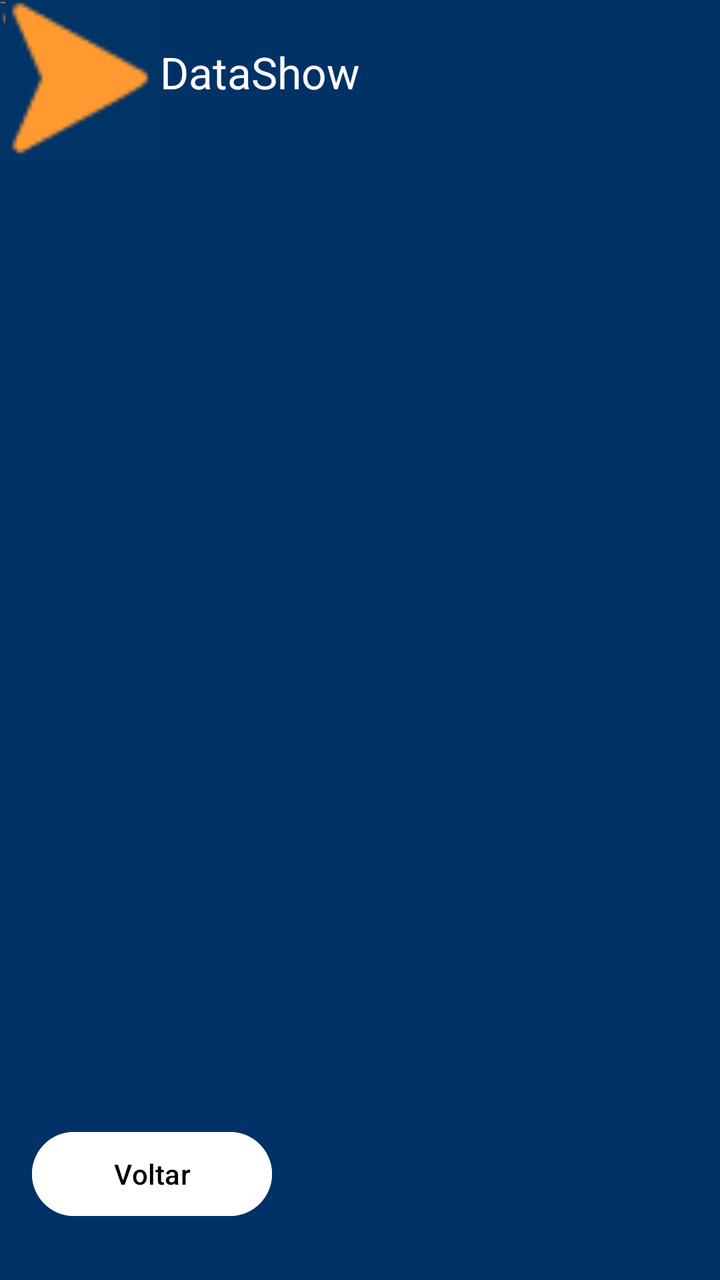
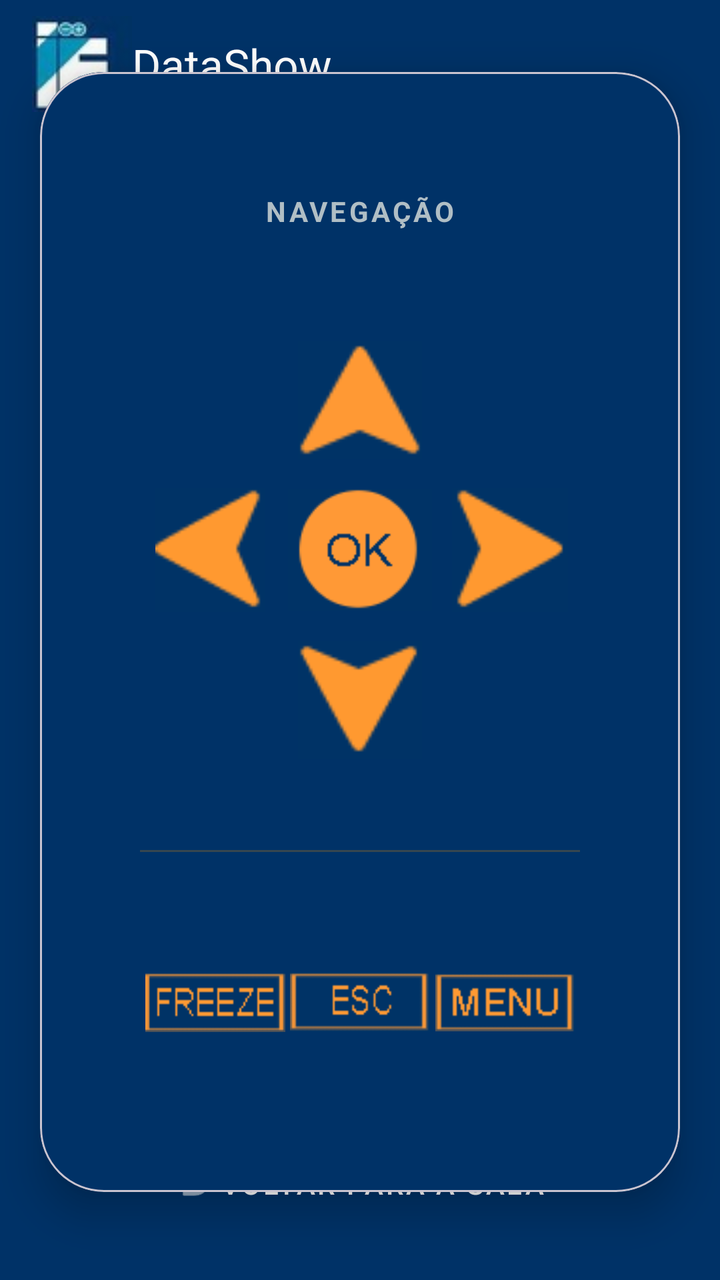

The first picture is an Android layout as it rendered before a commit; the second is the same layout after the commit. The layout source and the unified diff follow.
<!-- AndroidManifest.xml: application theme Theme.IFControl3 -->
<!-- res/layout/activity_datashow.xml -->
<?xml version="1.0" encoding="utf-8"?>
<androidx.constraintlayout.widget.ConstraintLayout xmlns:android="http://schemas.android.com/apk/res/android"
    xmlns:app="http://schemas.android.com/apk/res-auto"
    xmlns:tools="http://schemas.android.com/tools"
    android:layout_width="match_parent"
    android:layout_height="match_parent"
    android:background="@color/ifcontrolpanel"
    tools:context=".MenuActivity">

    <androidx.appcompat.widget.Toolbar
        android:id="@+id/toolbar"
        android:layout_width="match_parent"
        android:layout_height="wrap_content"
        android:layout_marginTop="4dp"
        android:background="?attr/colorPrimary"
        android:theme="@style/ThemeOverlay.AppCompat.Dark.ActionBar"
        app:layout_constraintTop_toTopOf="parent"
        app:logo="@drawable/ifcontrol3_logo"
        app:popupTheme="@style/ThemeOverlay.AppCompat.Light"
        app:title="DataShow"
        app:titleMarginStart="30dp"
        tools:layout_editor_absoluteX="0dp" />

    <ImageView
        android:id="@+id/imageViewOK"
        android:layout_width="80dp"
        android:layout_height="80dp"
        app:srcCompat="@drawable/ok"
        tools:ignore="MissingConstraints"
        tools:layout_editor_absoluteX="158dp"
        tools:layout_editor_absoluteY="288dp" />

    <ImageView
        android:id="@+id/imageViewMenu"
        android:layout_width="wrap_content"
        android:layout_height="wrap_content"
        app:srcCompat="@drawable/menu"
        tools:ignore="MissingConstraints"
        tools:layout_editor_absoluteX="245dp"
        tools:layout_editor_absoluteY="491dp" />

    <ImageView
        android:id="@+id/imageViewFreeze"
        android:layout_width="wrap_content"
        android:layout_height="wrap_content"
        app:srcCompat="@drawable/freeze"
        tools:ignore="MissingConstraints"
        tools:layout_editor_absoluteX="86dp"
        tools:layout_editor_absoluteY="492dp" />

    <ImageView
        android:id="@+id/imageViewEsc"
        android:layout_width="wrap_content"
        android:layout_height="wrap_content"
        app:srcCompat="@drawable/esc"
        tools:ignore="MissingConstraints"
        tools:layout_editor_absoluteX="166dp"
        tools:layout_editor_absoluteY="491dp" />

    <ImageView
        android:id="@+id/imageViewCima"
        android:layout_width="80dp"
        android:layout_height="80dp"
        app:srcCompat="@drawable/para_cima"
        tools:ignore="MissingConstraints"
        tools:layout_editor_absoluteX="158dp"
        tools:layout_editor_absoluteY="201dp" />

    <ImageView
        android:id="@+id/imageViewBaixo"
        android:layout_width="80dp"
        android:layout_height="80dp"
        app:srcCompat="@drawable/para_baixo"
        tools:ignore="MissingConstraints"
        tools:layout_editor_absoluteX="158dp"
        tools:layout_editor_absoluteY="371dp" />

    <ImageView
        android:id="@+id/imageViewEsquerda"
        android:layout_width="80dp"
        android:layout_height="80dp"
        app:srcCompat="@drawable/esquerda"
        tools:ignore="MissingConstraints"
        tools:layout_editor_absoluteX="72dp"
        tools:layout_editor_absoluteY="288dp" />

    <ImageView
        android:id="@+id/imageViewDireita"
        android:layout_width="80dp"
        android:layout_height="80dp"
        app:srcCompat="@drawable/direita"
        tools:ignore="MissingConstraints"
        tools:layout_editor_absoluteX="243dp"
        tools:layout_editor_absoluteY="288dp" />

    <Button
        android:id="@+id/buttonVoltar"
        android:layout_width="120dp"
        android:layout_height="50dp"
        android:layout_marginStart="16dp"
        android:layout_marginBottom="28dp"
        android:backgroundTint="@color/white"
        android:text="Voltar"
        android:textColor="@color/black"
        app:layout_constraintBottom_toBottomOf="parent"
        app:layout_constraintStart_toStartOf="parent"
        tools:ignore="MissingConstraints" />

</androidx.constraintlayout.widget.ConstraintLayout>
<!-- resources referenced by this layout -->
<resources>
  <color name="black">#FF000000</color>
  <color name="ifcontrolpanel">#003267</color>
  <color name="white">#FFFFFFFF</color>
  <!-- drawable direita: png bitmap (drawable, 656 bytes) -->
  <!-- drawable esc: png bitmap (drawable, 386 bytes) -->
  <!-- drawable esquerda: png bitmap (drawable, 629 bytes) -->
  <!-- drawable freeze: png bitmap (drawable, 424 bytes) -->
  <!-- drawable ifcontrol3_logo: jpg bitmap (drawable, 1687 bytes) -->
  <!-- drawable menu: png bitmap (drawable, 441 bytes) -->
  <!-- drawable ok: png bitmap (drawable, 1532 bytes) -->
  <!-- drawable para_baixo: png bitmap (drawable, 661 bytes) -->
  <!-- drawable para_cima: png bitmap (drawable, 661 bytes) -->
  <style name="Theme.IFControl3" parent="Base.Theme.IFControl3" />
  <style name="Base.Theme.IFControl3" parent="Theme.Material3.DayNight.NoActionBar">
          <item name="colorPrimary">@color/ifcontrolpanel</item>
          <item name="android:actionMenuTextColor">@color/white</item>
          
          
      </style>
</resources>

<!-- the commit's change to res/layout/activity_datashow.xml (unified diff, before → after) -->
@@ -1,5 +1,6 @@
 <?xml version="1.0" encoding="utf-8"?>
-<androidx.constraintlayout.widget.ConstraintLayout xmlns:android="http://schemas.android.com/apk/res/android"
+<androidx.constraintlayout.widget.ConstraintLayout
+    xmlns:android="http://schemas.android.com/apk/res/android"
     xmlns:app="http://schemas.android.com/apk/res-auto"
     xmlns:tools="http://schemas.android.com/tools"
     android:layout_width="match_parent"
@@ -10,100 +11,193 @@
     <androidx.appcompat.widget.Toolbar
         android:id="@+id/toolbar"
         android:layout_width="match_parent"
-        android:layout_height="wrap_content"
-        android:layout_marginTop="4dp"
+        android:layout_height="?attr/actionBarSize"
         android:background="?attr/colorPrimary"
         android:theme="@style/ThemeOverlay.AppCompat.Dark.ActionBar"
+        android:elevation="4dp"
         app:layout_constraintTop_toTopOf="parent"
         app:logo="@drawable/ifcontrol3_logo"
-        app:popupTheme="@style/ThemeOverlay.AppCompat.Light"
         app:title="DataShow"
-        app:titleMarginStart="30dp"
-        tools:layout_editor_absoluteX="0dp" />
-
-    <ImageView
-        android:id="@+id/imageViewOK"
-        android:layout_width="80dp"
-        android:layout_height="80dp"
-        app:srcCompat="@drawable/ok"
-        tools:ignore="MissingConstraints"
-        tools:layout_editor_absoluteX="158dp"
-        tools:layout_editor_absoluteY="288dp" />
-
-    <ImageView
-        android:id="@+id/imageViewMenu"
+        app:titleTextColor="@android:color/white"
+        app:popupTheme="@style/ThemeOverlay.AppCompat.Light" />
+
+    <com.google.android.material.card.MaterialCardView
+        android:id="@+id/cardRemoteBody"
         android:layout_width="wrap_content"
         android:layout_height="wrap_content"
-        app:srcCompat="@drawable/menu"
-        tools:ignore="MissingConstraints"
-        tools:layout_editor_absoluteX="245dp"
-        tools:layout_editor_absoluteY="491dp" />
-
-    <ImageView
-        android:id="@+id/imageViewFreeze"
+        app:cardBackgroundColor="#263238"
+        app:cardCornerRadius="32dp"
+        app:cardElevation="12dp"
+        app:layout_constraintBottom_toTopOf="@id/buttonVoltar"
+        app:layout_constraintEnd_toEndOf="parent"
+        app:layout_constraintStart_toStartOf="parent"
+        app:layout_constraintTop_toBottomOf="@id/toolbar"
+        app:layout_constraintVertical_bias="0.5">
+
+        <androidx.constraintlayout.widget.ConstraintLayout
+            android:layout_width="wrap_content"
+            android:layout_height="wrap_content"
+            android:paddingHorizontal="50dp"
+            android:paddingVertical="60dp"
+            android:background="@color/ifcontrolpanel">
+
+
+            <TextView
+                android:id="@+id/lblTitle"
+                android:layout_width="wrap_content"
+                android:layout_height="wrap_content"
+                android:text="NAVEGAÇÃO"
+                android:textColor="#B0BEC5"
+                android:textSize="14sp"
+                android:letterSpacing="0.1"
+                android:textStyle="bold"
+                app:layout_constraintEnd_toEndOf="parent"
+                app:layout_constraintStart_toStartOf="parent"
+                app:layout_constraintTop_toTopOf="parent" />
+
+            <ImageView
+                android:id="@+id/imageViewOK"
+                android:layout_width="80dp"
+                android:layout_height="80dp"
+                android:layout_marginTop="120dp"
+                android:clickable="true"
+                android:focusable="true"
+                android:background="?attr/selectableItemBackgroundBorderless"
+                android:contentDescription="Confirmar seleção"
+                android:padding="4dp"
+                app:srcCompat="@drawable/ok"
+                app:layout_constraintEnd_toEndOf="parent"
+                app:layout_constraintStart_toStartOf="parent"
+                app:layout_constraintTop_toBottomOf="@+id/lblTitle"
+                />
+
+            <ImageView
+                android:id="@+id/imageViewCima"
+                android:layout_width="70dp"
+                android:layout_height="70dp"
+                android:clickable="true"
+                android:focusable="true"
+                android:background="?attr/selectableItemBackgroundBorderless"
+                android:contentDescription="Mover para Cima"
+                android:padding="4dp"
+                app:srcCompat="@drawable/para_cima"
+                app:layout_constraintBottom_toTopOf="@+id/imageViewOK"
+                app:layout_constraintEnd_toEndOf="@+id/imageViewOK"
+                app:layout_constraintStart_toStartOf="@+id/imageViewOK" />
+
+            <ImageView
+                android:id="@+id/imageViewBaixo"
+                android:layout_width="70dp"
+                android:layout_height="70dp"
+                android:clickable="true"
+                android:focusable="true"
+                android:background="?attr/selectableItemBackgroundBorderless"
+                android:contentDescription="Mover para Baixo"
+                android:padding="4dp"
+                app:srcCompat="@drawable/para_baixo"
+                app:layout_constraintEnd_toEndOf="@+id/imageViewOK"
+                app:layout_constraintStart_toStartOf="@+id/imageViewOK"
+                app:layout_constraintTop_toBottomOf="@+id/imageViewOK" />
+
+            <ImageView
+                android:id="@+id/imageViewEsquerda"
+                android:layout_width="70dp"
+                android:layout_height="70dp"
+                android:clickable="true"
+                android:focusable="true"
+                android:background="?attr/selectableItemBackgroundBorderless"
+                android:contentDescription="Mover para Esquerda"
+                android:padding="4dp"
+                app:srcCompat="@drawable/esquerda"
+                app:layout_constraintBottom_toBottomOf="@+id/imageViewOK"
+                app:layout_constraintEnd_toStartOf="@+id/imageViewOK"
+                app:layout_constraintTop_toTopOf="@+id/imageViewOK" />
+
+            <ImageView
+                android:id="@+id/imageViewDireita"
+                android:layout_width="70dp"
+                android:layout_height="70dp"
+                android:clickable="true"
+                android:focusable="true"
+                android:background="?attr/selectableItemBackgroundBorderless"
+                android:contentDescription="Mover para Direita"
+                android:padding="4dp"
+                app:srcCompat="@drawable/direita"
+                app:layout_constraintBottom_toBottomOf="@+id/imageViewOK"
+                app:layout_constraintStart_toEndOf="@+id/imageViewOK"
+                app:layout_constraintTop_toTopOf="@+id/imageViewOK" />
+
+            <View
+                android:id="@+id/divider"
+                android:layout_width="0dp"
+                android:layout_height="1dp"
+                android:layout_marginTop="40dp"
+                android:background="#37474F"
+                app:layout_constraintEnd_toEndOf="parent"
+                app:layout_constraintStart_toStartOf="parent"
+                app:layout_constraintTop_toBottomOf="@id/imageViewBaixo" />
+
+            <ImageView
+                android:id="@+id/imageViewFreeze"
+                android:layout_width="70dp"
+                android:layout_height="70dp"
+                android:layout_marginTop="40dp"
+                android:clickable="true"
+                android:focusable="true"
+                android:background="?attr/selectableItemBackgroundBorderless"
+                android:contentDescription="Congelar imagem"
+                android:tooltipText="Congelar"
+                app:srcCompat="@drawable/freeze"
+                app:layout_constraintEnd_toStartOf="@+id/imageViewEsc"
+                app:layout_constraintHorizontal_chainStyle="spread"
+                app:layout_constraintStart_toStartOf="parent"
+                app:layout_constraintTop_toBottomOf="@+id/divider" />
+
+            <ImageView
+                android:id="@+id/imageViewEsc"
+                android:layout_width="70dp"
+                android:layout_height="70dp"
+                android:clickable="true"
+                android:focusable="true"
+                android:background="?attr/selectableItemBackgroundBorderless"
+                android:contentDescription="Sair"
+                android:tooltipText="Sair"
+                app:srcCompat="@drawable/esc"
+                app:layout_constraintBottom_toBottomOf="@+id/imageViewFreeze"
+                app:layout_constraintEnd_toStartOf="@+id/imageViewMenu"
+                app:layout_constraintStart_toEndOf="@+id/imageViewFreeze"
+                app:layout_constraintTop_toTopOf="@+id/imageViewFreeze" />
+
+            <ImageView
+                android:id="@+id/imageViewMenu"
+                android:layout_width="70dp"
+                android:layout_height="70dp"
+                android:clickable="true"
+                android:focusable="true"
+                android:background="?attr/selectableItemBackgroundBorderless"
+                android:contentDescription="Abrir Menu"
+                android:tooltipText="Menu"
+                app:srcCompat="@drawable/menu"
+                app:layout_constraintBottom_toBottomOf="@+id/imageViewFreeze"
+                app:layout_constraintEnd_toEndOf="parent"
+                app:layout_constraintStart_toEndOf="@+id/imageViewEsc"
+                app:layout_constraintTop_toTopOf="@+id/imageViewFreeze" />
+
+        </androidx.constraintlayout.widget.ConstraintLayout>
+    </com.google.android.material.card.MaterialCardView>
+
+    <com.google.android.material.button.MaterialButton
+        android:id="@+id/buttonVoltar"
+        style="@style/Widget.MaterialComponents.Button.TextButton"
         android:layout_width="wrap_content"
         android:layout_height="wrap_content"
-        app:srcCompat="@drawable/freeze"
-        tools:ignore="MissingConstraints"
-        tools:layout_editor_absoluteX="86dp"
-        tools:layout_editor_absoluteY="492dp" />
-
-    <ImageView
-        android:id="@+id/imageViewEsc"
-        android:layout_width="wrap_content"
-        android:layout_height="wrap_content"
-        app:srcCompat="@drawable/esc"
-        tools:ignore="MissingConstraints"
-        tools:layout_editor_absoluteX="166dp"
-        tools:layout_editor_absoluteY="491dp" />
-
-    <ImageView
-        android:id="@+id/imageViewCima"
-        android:layout_width="80dp"
-        android:layout_height="80dp"
-        app:srcCompat="@drawable/para_cima"
-        tools:ignore="MissingConstraints"
-        tools:layout_editor_absoluteX="158dp"
-        tools:layout_editor_absoluteY="201dp" />
-
-    <ImageView
-        android:id="@+id/imageViewBaixo"
-        android:layout_width="80dp"
-        android:layout_height="80dp"
-        app:srcCompat="@drawable/para_baixo"
-        tools:ignore="MissingConstraints"
-        tools:layout_editor_absoluteX="158dp"
-        tools:layout_editor_absoluteY="371dp" />
-
-    <ImageView
-        android:id="@+id/imageViewEsquerda"
-        android:layout_width="80dp"
-        android:layout_height="80dp"
-        app:srcCompat="@drawable/esquerda"
-        tools:ignore="MissingConstraints"
-        tools:layout_editor_absoluteX="72dp"
-        tools:layout_editor_absoluteY="288dp" />
-
-    <ImageView
-        android:id="@+id/imageViewDireita"
-        android:layout_width="80dp"
-        android:layout_height="80dp"
-        app:srcCompat="@drawable/direita"
-        tools:ignore="MissingConstraints"
-        tools:layout_editor_absoluteX="243dp"
-        tools:layout_editor_absoluteY="288dp" />
-
-    <Button
-        android:id="@+id/buttonVoltar"
-        android:layout_width="120dp"
-        android:layout_height="50dp"
-        android:layout_marginStart="16dp"
-        android:layout_marginBottom="28dp"
-        android:backgroundTint="@color/white"
-        android:text="Voltar"
-        android:textColor="@color/black"
+        android:layout_marginBottom="24dp"
+        android:text="Voltar para a Sala"
+        android:textColor="@android:color/white"
+        app:icon="@android:drawable/ic_menu_revert"
+        app:iconTint="@android:color/white"
         app:layout_constraintBottom_toBottomOf="parent"
-        app:layout_constraintStart_toStartOf="parent"
-        tools:ignore="MissingConstraints" />
+        app:layout_constraintEnd_toEndOf="parent"
+        app:layout_constraintStart_toStartOf="parent" />
 
 </androidx.constraintlayout.widget.ConstraintLayout>
<!-- resource entries referenced after the edit -->
@@ -1,6 +1,5 @@
 <!-- resources referenced by this layout -->
 <resources>
-  <color name="black">#FF000000</color>
   <color name="ifcontrolpanel">#003267</color>
   <color name="white">#FFFFFFFF</color>
   <!-- drawable direita: png bitmap (drawable, 656 bytes) -->
